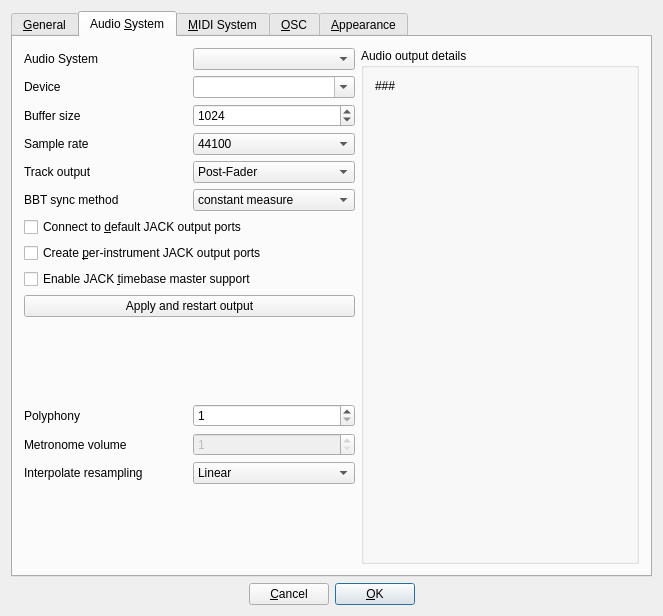
First picture: the form in src/gui/src/PreferencesDialog_UI.ui, repository hydrogen-music/hydrogen, before the edit.
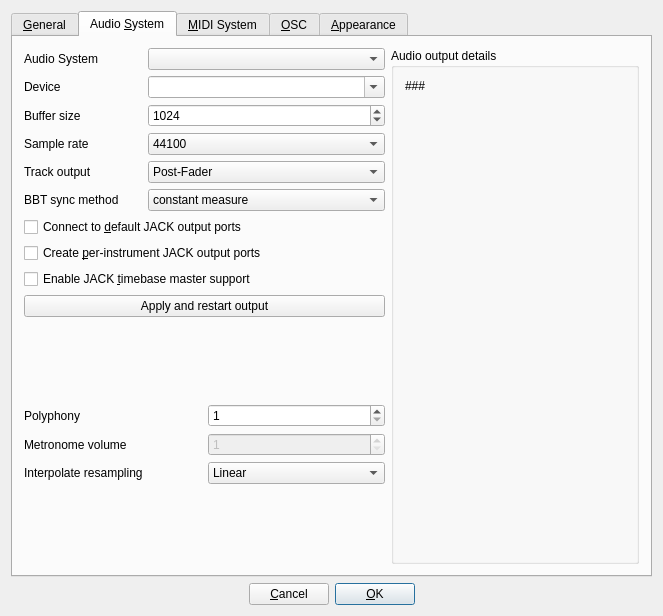
Second picture: the form after the edit. The open tabs and pages were chosen to show the change. Custom widgets are drawn as their Qt base class.

Commit message: Tweak dialog layout for wider combo box

Diff of the .ui file:
```diff
--- a/src/gui/src/PreferencesDialog_UI.ui
+++ b/src/gui/src/PreferencesDialog_UI.ui
@@ -247,7 +247,7 @@
           <layout class="QHBoxLayout" name="horizontalLayout"/>
          </item>
          <item>
-          <layout class="QGridLayout">
+          <layout class="QGridLayout" columnstretch="1,2">
            <item row="7" column="1">
             <widget class="QComboBox" name="trackOutputComboBox">
              <property name="currentIndex">
```
Left out of the diff: 2 changed lines with no effect on the pictures.
